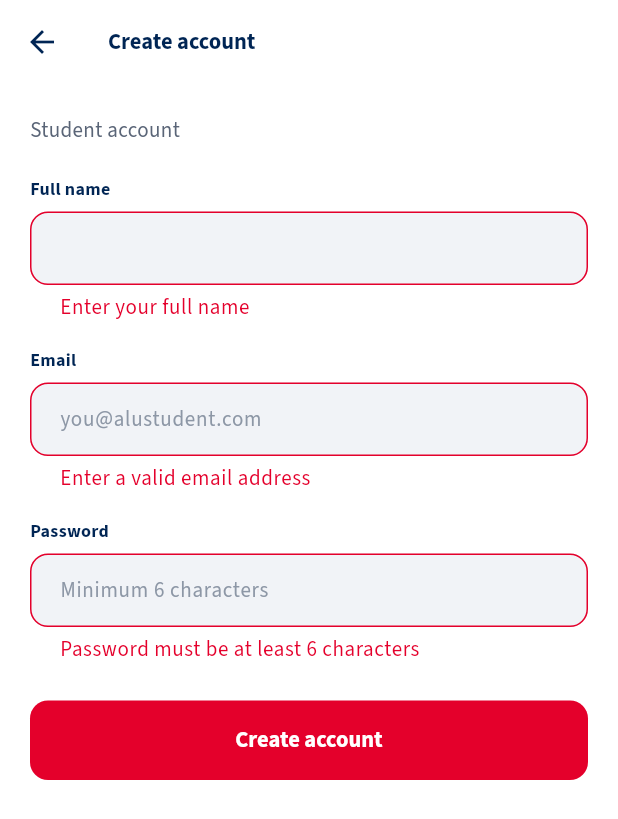
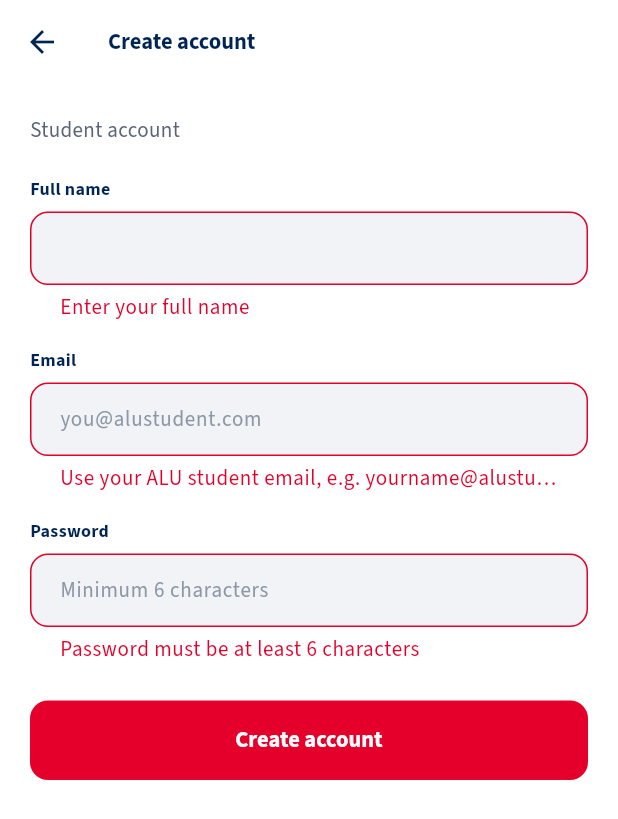
Before and after one commit to stevenalu/alu_bridge, a Flutter app: the SignUpPage screen opened directly with empty values, after a tap on "Create account", on a phone screen of 412 x 824 dp. Shown: the top 819 px of the screen. Run offline on Flutter 3.47's test engine with Material 3 defaults, Android fonts, the light colour scheme and no system bars; our stand-ins replace cloud_firestore, equatable, firebase_auth, firebase_core, flutter_bloc, get_it and 1 more; accounts and stored records are empty; generated files the repository leaves out were written again.

Commit message:
Restrict sign-up to ALU student emails

```diff
--- a/alu_bridge/lib/features/auth/view/sign_up_page.dart
+++ b/alu_bridge/lib/features/auth/view/sign_up_page.dart
@@ -39,9 +39,9 @@ class _SignUpPageState extends State<SignUpPage> {
     setState(() {
       _fullNameError =
           _fullNameController.text.trim().isEmpty ? 'Enter your full name' : null;
-      _emailError = _isValidEmail(_emailController.text.trim())
+      _emailError = _isAluStudentEmail(_emailController.text.trim())
           ? null
-          : 'Enter a valid email address';
+          : 'Use your ALU student email, e.g. yourname@alustudent.com';
       _passwordError = _passwordController.text.length < 6
           ? 'Password must be at least 6 characters'
           : null;
@@ -116,4 +116,5 @@ class _SignUpPageState extends State<SignUpPage> {
   }
 }
 
-bool _isValidEmail(String value) => RegExp(r'^[^@\s]+@[^@\s]+\.[^@\s]+$').hasMatch(value);
+bool _isAluStudentEmail(String value) =>
+    RegExp(r'^[^@\s]+@alustudent\.com$', caseSensitive: false).hasMatch(value);
```
